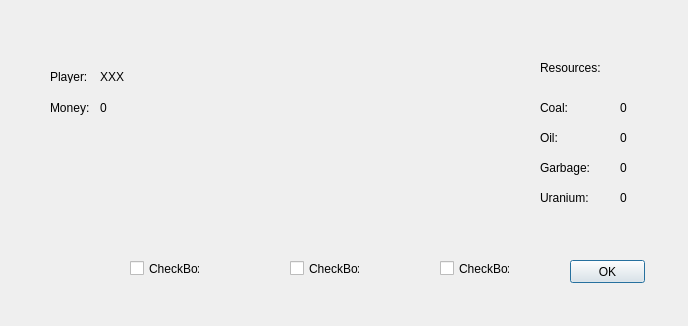
Above: g_bureaucracydialog.ui from WhySoSeriousssss/GUI_Power_Grid before the change. Below: the same form after it.
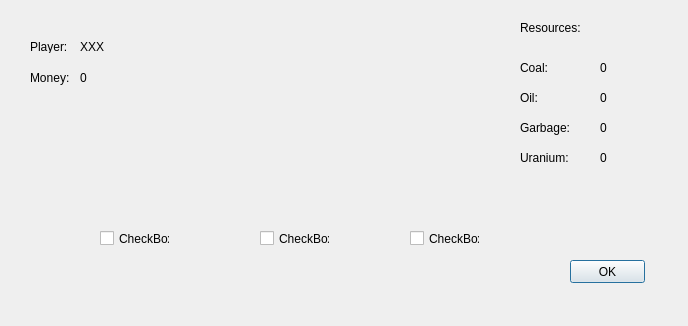
That is the form after the change.

```diff
--- a/g_bureaucracydialog.ui
+++ b/g_bureaucracydialog.ui
@@ -29,8 +29,8 @@
   <widget class="QLabel" name="label">
    <property name="geometry">
     <rect>
-     <x>50</x>
-     <y>70</y>
+     <x>30</x>
+     <y>40</y>
      <width>47</width>
      <height>13</height>
     </rect>
@@ -42,8 +42,8 @@
   <widget class="QLabel" name="label_2">
    <property name="geometry">
     <rect>
-     <x>100</x>
-     <y>70</y>
+     <x>80</x>
+     <y>40</y>
      <width>47</width>
      <height>13</height>
     </rect>
@@ -55,8 +55,8 @@
   <widget class="QCheckBox" name="checkBox">
    <property name="geometry">
     <rect>
-     <x>130</x>
-     <y>260</y>
+     <x>100</x>
+     <y>230</y>
      <width>70</width>
      <height>17</height>
     </rect>
@@ -68,8 +68,8 @@
   <widget class="QCheckBox" name="checkBox_2">
    <property name="geometry">
     <rect>
-     <x>290</x>
-     <y>260</y>
+     <x>260</x>
+     <y>230</y>
      <width>70</width>
      <height>17</height>
     </rect>
@@ -81,8 +81,8 @@
   <widget class="QCheckBox" name="checkBox_3">
    <property name="geometry">
     <rect>
-     <x>440</x>
-     <y>260</y>
+     <x>410</x>
+     <y>230</y>
      <width>70</width>
      <height>17</height>
     </rect>
@@ -94,8 +94,8 @@
   <widget class="QLabel" name="label_3">
    <property name="geometry">
     <rect>
-     <x>540</x>
-     <y>60</y>
+     <x>520</x>
+     <y>20</y>
      <width>71</width>
      <height>16</height>
     </rect>
@@ -107,8 +107,8 @@
   <widget class="QLabel" name="label_4">
    <property name="geometry">
     <rect>
-     <x>540</x>
-     <y>100</y>
+     <x>520</x>
+     <y>60</y>
      <width>51</width>
      <height>16</height>
     </rect>
@@ -120,8 +120,8 @@
   <widget class="QLabel" name="label_5">
    <property name="geometry">
     <rect>
-     <x>540</x>
-     <y>130</y>
+     <x>520</x>
+     <y>90</y>
      <width>51</width>
      <height>16</height>
     </rect>
@@ -133,8 +133,8 @@
   <widget class="QLabel" name="label_6">
    <property name="geometry">
     <rect>
-     <x>540</x>
-     <y>160</y>
+     <x>520</x>
+     <y>120</y>
      <width>51</width>
      <height>16</height>
     </rect>
@@ -146,8 +146,8 @@
   <widget class="QLabel" name="label_7">
    <property name="geometry">
     <rect>
-     <x>540</x>
-     <y>190</y>
+     <x>520</x>
+     <y>150</y>
      <width>51</width>
      <height>16</height>
     </rect>
@@ -159,8 +159,8 @@
   <widget class="QLabel" name="label_8">
    <property name="geometry">
     <rect>
-     <x>620</x>
-     <y>100</y>
+     <x>600</x>
+     <y>60</y>
      <width>51</width>
      <height>16</height>
     </rect>
@@ -172,8 +172,8 @@
   <widget class="QLabel" name="label_9">
    <property name="geometry">
     <rect>
-     <x>620</x>
-     <y>130</y>
+     <x>600</x>
+     <y>90</y>
      <width>51</width>
      <height>16</height>
     </rect>
@@ -185,8 +185,8 @@
   <widget class="QLabel" name="label_10">
    <property name="geometry">
     <rect>
-     <x>620</x>
-     <y>160</y>
+     <x>600</x>
+     <y>120</y>
      <width>51</width>
      <height>16</height>
     </rect>
@@ -198,8 +198,8 @@
   <widget class="QLabel" name="label_11">
    <property name="geometry">
     <rect>
-     <x>620</x>
-     <y>190</y>
+     <x>600</x>
+     <y>150</y>
      <width>51</width>
      <height>16</height>
     </rect>
@@ -211,8 +211,8 @@
   <widget class="QLabel" name="label_12">
    <property name="geometry">
     <rect>
-     <x>50</x>
-     <y>100</y>
+     <x>30</x>
+     <y>70</y>
      <width>47</width>
      <height>16</height>
     </rect>
@@ -224,8 +224,8 @@
   <widget class="QLabel" name="label_13">
    <property name="geometry">
     <rect>
-     <x>100</x>
-     <y>100</y>
+     <x>80</x>
+     <y>70</y>
      <width>47</width>
      <height>16</height>
     </rect>
```
Left out of the diff: 52 changed lines with no effect on the pictures.
